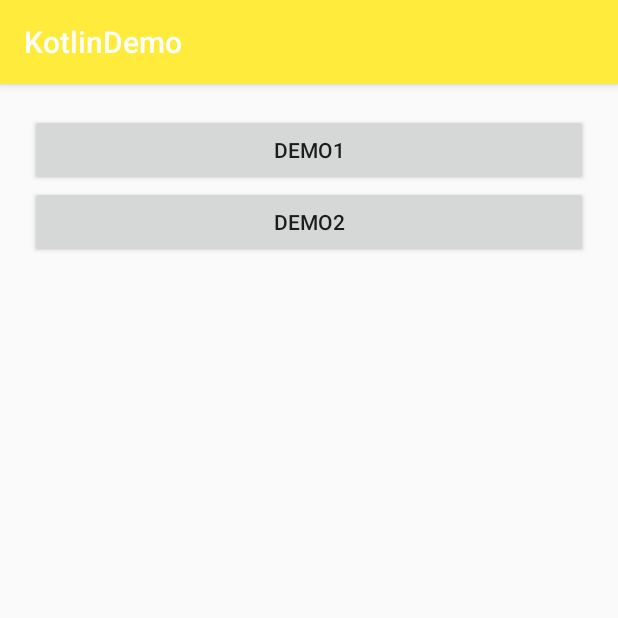
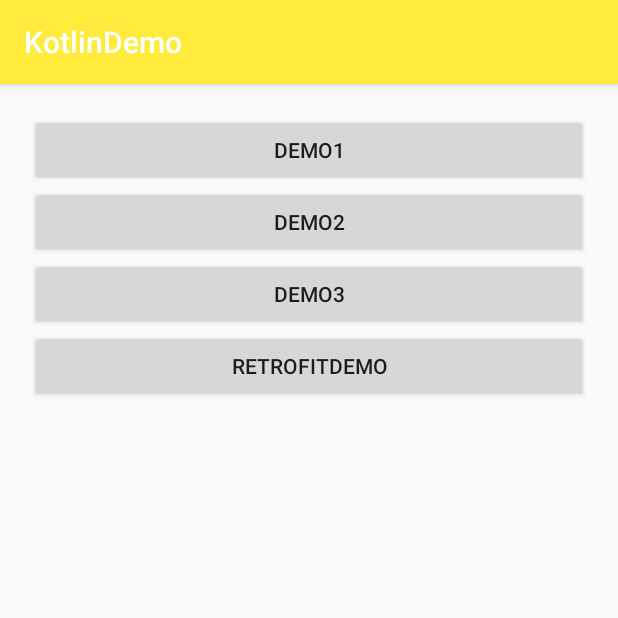
Before and after one commit to dongzhouT/kotlinDemo, an Android app: the screen it shows after launch (WelcomeActivity), on a phone screen of 412 x 824 dp, the top half of it. Run offline under Robolectric (Android 15) with nearby library versions, the phone set to English and light mode, and no system bars.

Commit message:
retrofit使用和源码解析

```diff
--- a/app/build.gradle
+++ b/app/build.gradle
@@ -62,11 +62,12 @@ dependencies {
     implementation 'androidx.constraintlayout:constraintlayout:2.0.0-beta5'
     implementation 'com.squareup.retrofit2:retrofit:2.9.0'
     implementation 'com.google.code.gson:gson:2.8.5'
-    implementation 'com.squareup.retrofit2:adapter-rxjava:2.0.2'
+    implementation 'com.squareup.retrofit2:adapter-rxjava2:2.9.0'
     implementation 'com.squareup.retrofit2:converter-gson:2.0.2'
     implementation 'io.reactivex.rxjava3:rxjava:3.0.4'
     implementation 'io.reactivex.rxjava3:rxandroid:3.0.0'
     implementation 'org.jetbrains.kotlinx:kotlinx-coroutines-core:1.3.3'
     implementation 'org.jetbrains.kotlinx:kotlinx-coroutines-android:1.3.3'
+//    implementation 'com.google.android.material:material:1.2.0-alpha06'
 //    compileOnly 'com.android.tools.build:gradle:3.6.2'
 }
--- a/app/src/main/java/com/example/kotlindemo/WelcomeActivity.kt
+++ b/app/src/main/java/com/example/kotlindemo/WelcomeActivity.kt
@@ -4,6 +4,7 @@ import android.content.Intent
 import androidx.appcompat.app.AppCompatActivity
 import android.os.Bundle
 import android.view.View
+import com.example.kotlindemo.retrofit.RetrofitDemoActivity
 import kotlinx.android.synthetic.main.activity_welcome.*
 
 class WelcomeActivity : AppCompatActivity(), View.OnClickListener {
@@ -31,4 +32,8 @@ class WelcomeActivity : AppCompatActivity(), View.OnClickListener {
 
         }
     }
+
+    fun onClickRetrofit(view: View) {
+        startActivity(Intent(this, RetrofitDemoActivity::class.java))
+    }
 }
--- a/app/src/main/res/layout/activity_welcome.xml
+++ b/app/src/main/res/layout/activity_welcome.xml
@@ -17,4 +17,15 @@
         android:layout_width="match_parent"
         android:layout_height="wrap_content"
         android:text="demo2"/>
+    <Button
+        android:id="@+id/btn3"
+        android:layout_width="match_parent"
+        android:layout_height="wrap_content"
+        android:text="demo3"/>
+    <Button
+        android:id="@+id/retrofitDemo"
+        android:layout_width="match_parent"
+        android:layout_height="wrap_content"
+        android:onClick="onClickRetrofit"
+        android:text="retrofitDemo"/>
 </LinearLayout>
```
Also changed, not shown: app/src/main/AndroidManifest.xml (+5 -4 lines), app/src/main/java/com/example/kotlindemo/retrofit/GithubService.java (added, +12 -0 lines), app/src/main/java/com/example/kotlindemo/retrofit/RetrofitDemoActivity.kt (added, +54 -0 lines), app/src/main/java/com/example/kotlindemo/view/EdittextActivity.kt (added, +13 -0 lines), app/src/main/res/layout/activity_edittext.xml (added, +9 -0 lines), app/src/main/res/layout/activity_retrofit_demo.xml (added, +19 -0 lines), javaLib/src/main/java/com/example/javalib/MyClass.java (+15 -12 lines).
